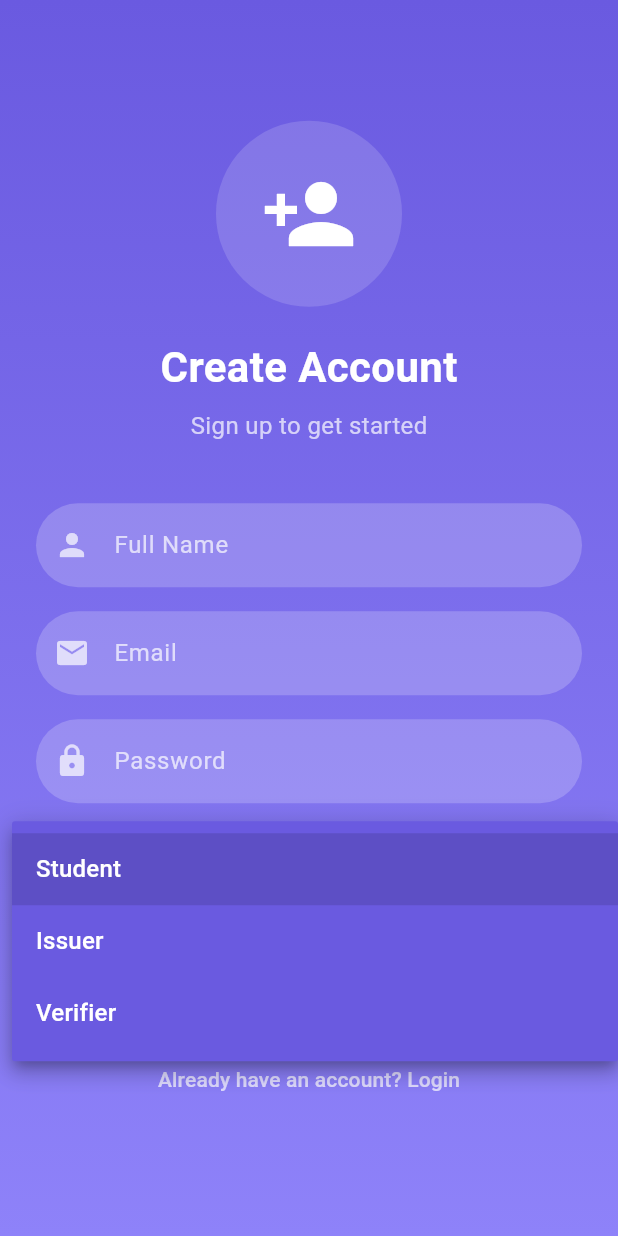
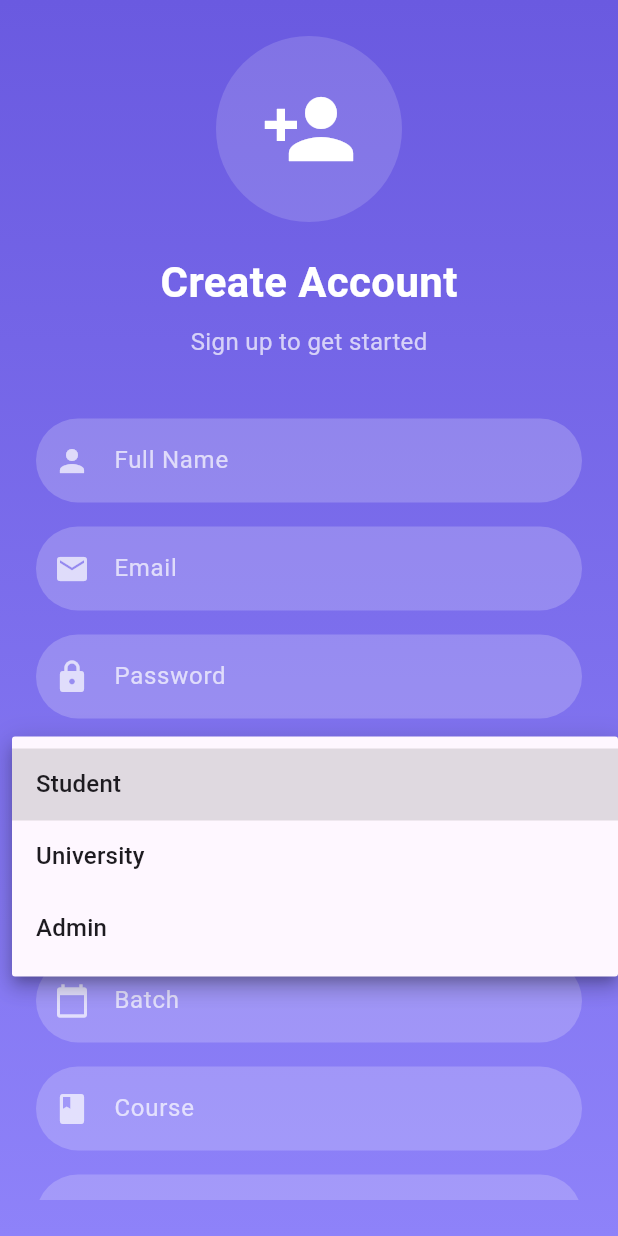
Before and after one commit to Harish1604/certichain_, a Flutter app: the SignupPage screen opened directly, after a tap on "Student", on a phone screen of 412 x 824 dp. Run offline on Flutter 3.47's test engine with Material 3 defaults, Android fonts, the phone set to English and light mode, and no system bars; our stand-ins replace file_picker, supabase_flutter; accounts and stored records are empty; network calls fail.

Commit message:
sign up and login complete

```diff
--- a/lib/services/supabase_service.dart
+++ b/lib/services/supabase_service.dart
@@ -9,24 +9,36 @@ class SupabaseService {
     required String password,
     required String fullName,
     required String role,
+    String? rollNo,
+    String? batch,
+    String? course,
+    String? degree,
   }) async {
-    final res = await client.auth.signUp(
-      email: email,
-      password: password,
-    );
-
+    // 1️⃣ Create user in Auth (trigger handles profile insert)
+    final res = await client.auth.signUp(email: email, password: password);
     final user = res.user;
     if (user == null) throw Exception('Signup failed: no user returned.');
 
-    final insertRes = await client.from('profiles').insert({
-      'user_id': user.id,
-      'email': email,
+    // 2️⃣ Update extra profile fields (full_name + role)
+    await client.from('profiles').update({
       'full_name': fullName,
       'role': role,
-    }).select(); // 👈 ensure execution + returns rows
+    }).eq('user_id', user.id);
 
-    if (insertRes.isEmpty) {
-      throw Exception('Failed to insert profile row.');
+    // 3️⃣ If student, add to students table
+    if (role == 'student') {
+      if (rollNo == null || batch == null || course == null || degree == null) {
+        throw Exception('Missing student details for signup.');
+      }
+
+      await client.from('students').insert({
+        'roll_no': rollNo,
+        'full_name': fullName,
+        'batch': batch,
+        'course': course,
+        'degree': degree,
+        'profile_id': user.id, // ✅ direct link via user_id
+      });
     }
   }
 
@@ -39,9 +51,8 @@ class SupabaseService {
       email: email,
       password: password,
     );
-
     final user = res.user;
-    if (user == null) throw Exception('Login failed: invalid credentials.');
+    if (user == null) throw Exception('Login failed.');
 
     final profile = await client
         .from('profiles')
@@ -50,7 +61,7 @@ class SupabaseService {
         .maybeSingle();
 
     if (profile == null || profile['role'] == null) {
-      throw Exception('Profile not found for user.');
+      throw Exception('Profile not found.');
     }
 
     return profile['role'] as String;
@@ -81,37 +92,61 @@ class SupabaseService {
     return profile['role'] as String;
   }
 
-  // ---------------- SAVE CERTIFICATE ----------------
+
+// ---------------- SAVE CERTIFICATE ----------------
   static Future<void> saveCertificate({
     required String cid,
     required String hash,
     required String fileName,
+    required String studentRollNo,
   }) async {
     final user = currentUser;
     if (user == null) throw Exception('No logged in user.');
 
-    final insertRes = await client.from('certificates').insert({
-      'user_id': user.id,
+    await client.from('certificates').insert({
+      'user_id': user.id, // uploader (university/admin)
+      'student_roll_no': studentRollNo,
       'cid': cid,
       'hash': hash,
       'file_name': fileName,
       'created_at': DateTime.now().toIso8601String(),
-    }).select(); // 👈 execute & return inserted rows
-
-    if (insertRes.isEmpty) {
-      throw Exception('Failed to save certificate.');
-    }
+    });
   }
 
-  // ---------------- FETCH USER CERTIFICATES ----------------
-  static Future<List<Map<String, dynamic>>> fetchCertificates() async {
+  // ---------------- FETCH CERTIFICATES FOR CURRENT STUDENT ----------------
+  static Future<List<Map<String, dynamic>>> fetchMyCertificates() async {
     final user = currentUser;
     if (user == null) throw Exception('No logged in user.');
+
+    final student = await client
+        .from('students')
+        .select('roll_no')
+        .eq('user_id', user.id)
+        .maybeSingle();
+
+    if (student == null) throw Exception('Student record not found.');
+
+    final rollNo = student['roll_no'];
 
     final res = await client
         .from('certificates')
         .select()
-        .eq('user_id', user.id)
+        .eq('student_roll_no', rollNo)
+        .order('created_at', ascending: false);
+
+    return List<Map<String, dynamic>>.from(res);
+  }
+
+  // ---------------- FETCH ALL STUDENT CERTIFICATES ----------------
+  static Future<List<Map<String, dynamic>>> fetchAllCertificates() async {
+    final role = await getCurrentUserRole();
+    if (role != 'university' && role != 'admin') {
+      throw Exception('Not authorized to view all certificates.');
+    }
+
+    final res = await client
+        .from('certificates')
+        .select('*, students(full_name, roll_no, course, batch, degree)')
         .order('created_at', ascending: false);
 
     return List<Map<String, dynamic>>.from(res);
--- a/lib/ui/auth/login_page.dart
+++ b/lib/ui/auth/login_page.dart
@@ -23,12 +23,15 @@ class _LoginPageState extends State<LoginPage> {
         password: _passwordController.text.trim(),
       );
 
-      if (role == 'Student') {
+      // ✅ Match lowercase roles from DB
+      if (role == 'student') {
         Navigator.pushReplacementNamed(context, '/student');
-      } else if (role == 'Issuer') {
+      } else if (role == 'university') {
         Navigator.pushReplacementNamed(context, '/issuer');
-      } else if (role == 'Verifier') {
+      } else if (role == 'admin') {
         Navigator.pushReplacementNamed(context, '/verifier');
+      } else {
+        throw Exception("Unknown role: $role");
       }
     } catch (e) {
       ScaffoldMessenger.of(context)
--- a/lib/ui/auth/signup_page.dart
+++ b/lib/ui/auth/signup_page.dart
@@ -1,6 +1,5 @@
 import 'package:flutter/material.dart';
 import '../../services/supabase_service.dart';
-import '../theme/app_theme.dart';
 
 class SignupPage extends StatefulWidget {
   const SignupPage({super.key});
@@ -13,7 +12,12 @@ class _SignupPageState extends State<SignupPage> {
   final _nameController = TextEditingController();
   final _emailController = TextEditingController();
   final _passwordController = TextEditingController();
-  String _selectedRole = "Student";
+  final _rollNoController = TextEditingController();
+  final _batchController = TextEditingController();
+  final _courseController = TextEditingController();
+  final _degreeController = TextEditingController();
+
+  String _selectedRole = 'student';
   bool _loading = false;
 
   Future<void> _signUp() async {
@@ -24,17 +28,18 @@ class _SignupPageState extends State<SignupPage> {
         password: _passwordController.text.trim(),
         fullName: _nameController.text.trim(),
         role: _selectedRole,
+        rollNo: _selectedRole == 'student' ? _rollNoController.text.trim() : null,
+        batch: _selectedRole == 'student' ? _batchController.text.trim() : null,
+        course: _selectedRole == 'student' ? _courseController.text.trim() : null,
+        degree: _selectedRole == 'student' ? _degreeController.text.trim() : null,
       );
 
       if (mounted) {
-        // ✅ Show popup dialog after signup
         showDialog(
           context: context,
           barrierDismissible: false,
-          builder: (context) => AlertDialog(
-            shape: RoundedRectangleBorder(
-              borderRadius: BorderRadius.circular(20),
-            ),
+          builder: (_) => AlertDialog(
+            shape: RoundedRectangleBorder(borderRadius: BorderRadius.circular(20)),
             title: const Row(
               children: [
                 Icon(Icons.mark_email_read, color: Colors.deepPurple),
@@ -49,8 +54,8 @@ class _SignupPageState extends State<SignupPage> {
             actions: [
               TextButton(
                 onPressed: () {
-                  Navigator.pop(context); // close dialog
-                  Navigator.pop(context); // go back to login page
+                  Navigator.pop(context);
+                  Navigator.pop(context);
                 },
                 child: const Text("OK"),
               ),
@@ -60,9 +65,7 @@ class _SignupPageState extends State<SignupPage> {
       }
     } catch (e) {
       if (mounted) {
-        ScaffoldMessenger.of(context).showSnackBar(
-          SnackBar(content: Text("Error: $e")),
-        );
+        ScaffoldMessenger.of(context).showSnackBar(SnackBar(content: Text("Error: $e")));
       }
     } finally {
       if (mounted) setState(() => _loading = false);
@@ -73,6 +76,7 @@ class _SignupPageState extends State<SignupPage> {
   Widget build(BuildContext context) {
     return Scaffold(
       body: Container(
+        padding: const EdgeInsets.all(24),
         width: double.infinity,
         decoration: const BoxDecoration(
           gradient: LinearGradient(
@@ -81,102 +85,63 @@ class _SignupPageState extends State<SignupPage> {
             end: Alignment.bottomCenter,
           ),
         ),
-        padding: const EdgeInsets.all(24),
         child: Center(
           child: SingleChildScrollView(
             child: Column(
               crossAxisAlignment: CrossAxisAlignment.center,
               children: [
-                // Circle icon
                 Container(
-                  decoration: BoxDecoration(
-                    shape: BoxShape.circle,
-                    color: Colors.white.withOpacity(0.15),
-                  ),
+                  decoration: BoxDecoration(shape: BoxShape.circle, color: Colors.white.withOpacity(0.15)),
                   padding: const EdgeInsets.all(30),
-                  child: const Icon(Icons.person_add,
-                      size: 64, color: Colors.white),
+                  child: const Icon(Icons.person_add, size: 64, color: Colors.white),
                 ),
                 const SizedBox(height: 20),
+                const Text("Create Account", style: TextStyle(fontSize: 28, fontWeight: FontWeight.bold, color: Colors.white)),
+                const SizedBox(height: 8),
+                const Text("Sign up to get started", style: TextStyle(fontSize: 16, color: Colors.white70)),
+                const SizedBox(height: 40),
 
-                const Text(
-                  "Create Account",
-                  style: TextStyle(
-                      fontSize: 28,
-                      fontWeight: FontWeight.bold,
-                      color: Colors.white),
-                ),
-                const SizedBox(height: 8),
-                const Text(
-                  "Sign up to get started",
-                  style: TextStyle(fontSize: 16, color: Colors.white70),
-                ),
+                _buildInputField(_nameController, "Full Name", Icons.person),
+                const SizedBox(height: 16),
+                _buildInputField(_emailController, "Email", Icons.email, keyboardType: TextInputType.emailAddress),
+                const SizedBox(height: 16),
+                _buildInputField(_passwordController, "Password", Icons.lock, obscure: true),
+                const SizedBox(height: 16),
 
-                const SizedBox(height: 40),
-                _buildInputField(
-                  controller: _nameController,
-                  hint: "Full Name",
-                  icon: Icons.person,
-                ),
-                const SizedBox(height: 16),
-                _buildInputField(
-                  controller: _emailController,
-                  hint: "Email",
-                  icon: Icons.email,
-                  keyboardType: TextInputType.emailAddress,
-                ),
-                const SizedBox(height: 16),
-                _buildInputField(
-                  controller: _passwordController,
-                  hint: "Password",
-                  icon: Icons.lock,
-                  obscure: true,
-                ),
-                const SizedBox(height: 16),
                 DropdownButtonFormField<String>(
                   value: _selectedRole,
                   items: const [
-                    DropdownMenuItem(
-                        value: 'Student',
-                        child: Text('Student',
-                            style: TextStyle(color: Colors.white))),
-                    DropdownMenuItem(
-                        value: 'Issuer',
-                        child: Text('Issuer',
-                            style: TextStyle(color: Colors.white))),
-                    DropdownMenuItem(
-                        value: 'Verifier',
-                        child: Text('Verifier',
-                            style: TextStyle(color: Colors.white))),
+                    DropdownMenuItem(value: 'student', child: Text('Student')),
+                    DropdownMenuItem(value: 'university', child: Text('University')),
+                    DropdownMenuItem(value: 'admin', child: Text('Admin')),
                   ],
                   onChanged: (val) => setState(() => _selectedRole = val!),
                   decoration: _dropdownDecoration(),
-                  dropdownColor: const Color(0xFF6A5AE0),
                 ),
+                const SizedBox(height: 16),
 
-                const SizedBox(height: 24),
+                if (_selectedRole == 'student') ...[
+                  _buildInputField(_rollNoController, "Roll Number", Icons.confirmation_number),
+                  const SizedBox(height: 16),
+                  _buildInputField(_batchController, "Batch", Icons.calendar_today),
+                  const SizedBox(height: 16),
+                  _buildInputField(_courseController, "Course", Icons.book),
+                  const SizedBox(height: 16),
+                  _buildInputField(_degreeController, "Degree", Icons.school),
+                  const SizedBox(height: 16),
+                ],
+
                 _loading
                     ? const CircularProgressIndicator(color: Colors.white)
                     : ElevatedButton(
+                  onPressed: _signUp,
                   style: ElevatedButton.styleFrom(
                     backgroundColor: Colors.white,
                     foregroundColor: Colors.deepPurple,
-                    padding: const EdgeInsets.symmetric(
-                        horizontal: 40, vertical: 14),
-                    shape: RoundedRectangleBorder(
-                        borderRadius: BorderRadius.circular(30)),
+                    padding: const EdgeInsets.symmetric(horizontal: 40, vertical: 14),
+                    shape: RoundedRectangleBorder(borderRadius: BorderRadius.circular(30)),
                   ),
-                  onPressed: _signUp,
                   child: const Text("Sign Up"),
-                ),
-
-                const SizedBox(height: 16),
-                TextButton(
-                  onPressed: () => Navigator.pop(context),
-                  child: const Text(
-                    "Already have an account? Login",
-                    style: TextStyle(color: Colors.white70),
-                  ),
                 ),
               ],
             ),
@@ -186,13 +151,8 @@ class _SignupPageState extends State<SignupPage> {
     );
   }
 
-  Widget _buildInputField({
-    required TextEditingController controller,
-    required String hint,
-    required IconData icon,
-    bool obscure = false,
-    TextInputType keyboardType = TextInputType.text,
-  }) {
+  Widget _buildInputField(TextEditingController controller, String hint, IconData icon,
+      {bool obscure = false, TextInputType keyboardType = TextInputType.text}) {
     return TextField(
       controller: controller,
       obscureText: obscure,
@@ -204,10 +164,7 @@ class _SignupPageState extends State<SignupPage> {
         hintStyle: const TextStyle(color: Colors.white70),
         filled: true,
         fillColor: Colors.white.withOpacity(0.2),
-        border: OutlineInputBorder(
-          borderRadius: BorderRadius.circular(30),
-          borderSide: BorderSide.none,
-        ),
+        border: OutlineInputBorder(borderRadius: BorderRadius.circular(30), borderSide: BorderSide.none),
       ),
     );
   }
@@ -217,10 +174,7 @@ class _SignupPageState extends State<SignupPage> {
       filled: true,
       fillColor: Colors.white.withOpacity(0.2),
       hintStyle: const TextStyle(color: Colors.white70),
-      border: OutlineInputBorder(
-        borderRadius: BorderRadius.circular(30),
-        borderSide: BorderSide.none,
-      ),
+      border: OutlineInputBorder(borderRadius: BorderRadius.circular(30), borderSide: BorderSide.none),
     );
   }
 }
```
Also changed, not shown: lib/ui/pages/issuer_home.dart (+39 -9 lines).
